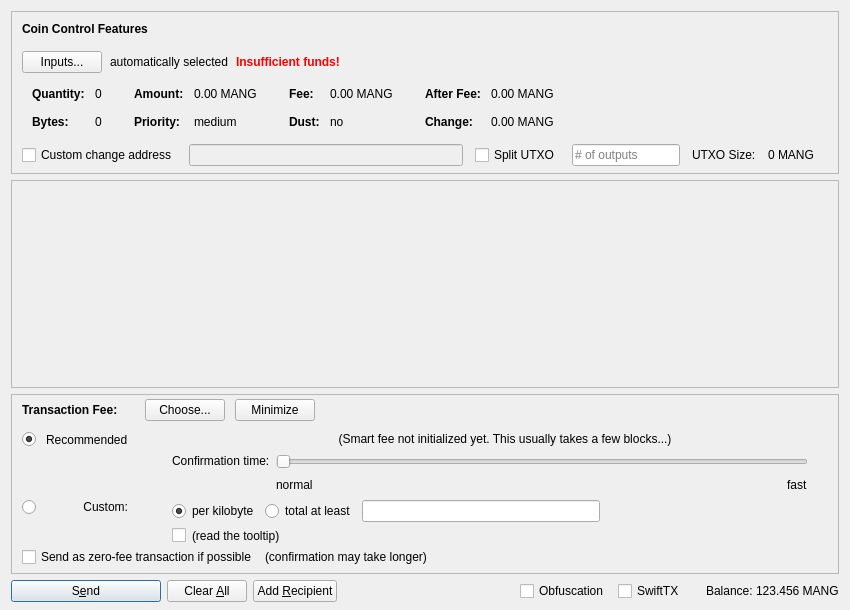
First picture: the form in src/qt/forms/sendcoinsdialog.ui, repository ZsuDev/Mangaka-Core, before the edit.
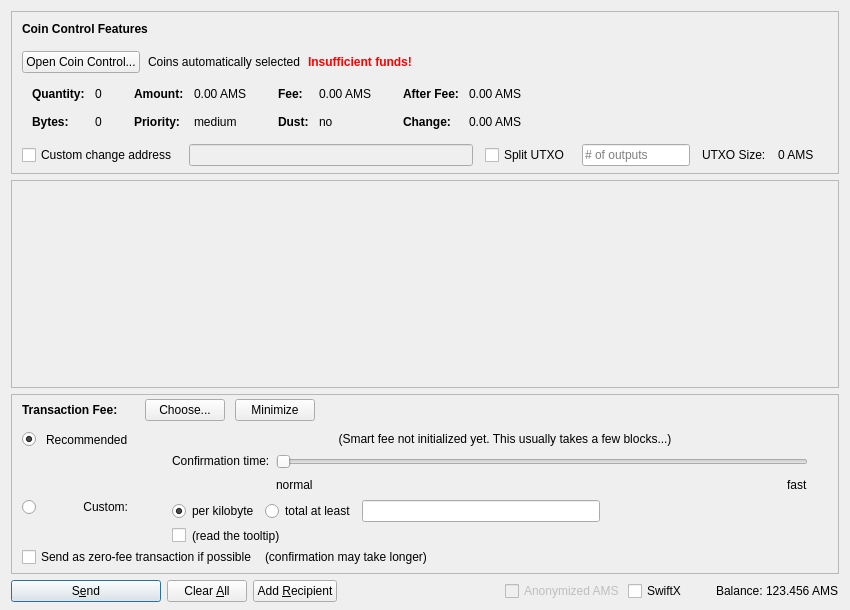
Second picture: the form after the edit. Icons and pictures are not drawn. Custom widgets are drawn as their Qt base class.

Diff of the .ui file:
```diff
--- a/src/qt/forms/sendcoinsdialog.ui
+++ b/src/qt/forms/sendcoinsdialog.ui
@@ -107,7 +107,7 @@
              <string notr="true"/>
             </property>
             <property name="text">
-             <string>Inputs...</string>
+             <string>Open Coin Control...</string>
             </property>
             <property name="autoDefault">
              <bool>false</bool>
@@ -117,7 +117,7 @@
           <item>
            <widget class="QLabel" name="labelCoinControlAutomaticallySelected">
             <property name="text">
-             <string>automatically selected</string>
+             <string>Coins automatically selected</string>
             </property>
             <property name="margin">
              <number>5</number>
@@ -324,7 +324,7 @@
                   <enum>Qt::ActionsContextMenu</enum>
                  </property>
                  <property name="text">
-                  <string notr="true">0.00 MANG</string>
+                  <string notr="true">0.00 AMS</string>
                  </property>
                  <property name="textInteractionFlags">
                   <set>Qt::LinksAccessibleByMouse|Qt::TextSelectableByKeyboard|Qt::TextSelectableByMouse</set>
@@ -404,7 +404,7 @@
                   <enum>Qt::ActionsContextMenu</enum>
                  </property>
                  <property name="text">
-                  <string notr="true">0.00 MANG</string>
+                  <string notr="true">0.00 AMS</string>
                  </property>
                  <property name="textInteractionFlags">
                   <set>Qt::LinksAccessibleByMouse|Qt::TextSelectableByKeyboard|Qt::TextSelectableByMouse</set>
@@ -484,7 +484,7 @@
                   <enum>Qt::ActionsContextMenu</enum>
                  </property>
                  <property name="text">
-                  <string notr="true">0.00 MANG</string>
+                  <string notr="true">0.00 AMS</string>
                  </property>
                  <property name="textInteractionFlags">
                   <set>Qt::LinksAccessibleByMouse|Qt::TextSelectableByKeyboard|Qt::TextSelectableByMouse</set>
@@ -513,7 +513,7 @@
                   <enum>Qt::ActionsContextMenu</enum>
                  </property>
                  <property name="text">
-                  <string notr="true">0.00 MANG</string>
+                  <string notr="true">0.00 AMS</string>
                  </property>
                  <property name="textInteractionFlags">
                   <set>Qt::LinksAccessibleByMouse|Qt::TextSelectableByKeyboard|Qt::TextSelectableByMouse</set>
@@ -594,7 +594,7 @@
           <item>
            <widget class="QLabel" name="labelBlockSize">
             <property name="text">
-             <string>0 MANG</string>
+             <string>0 AMS</string>
             </property>
            </widget>
           </item>
@@ -1385,19 +1385,13 @@
         <number>3</number>
        </property>
        <item>
-        <widget class="QCheckBox" name="checkUseObfuscation">
-         <property name="minimumSize">
-          <size>
-           <width>95</width>
-           <height>0</height>
-          </size>
-         </property>
-         <property name="text">
-          <string>Obfuscation</string>
-         </property>
-         <property name="checked">
+        <widget class="QCheckBox" name="checkzAMS">
+         <property name="enabled">
           <bool>false</bool>
          </property>
+         <property name="text">
+          <string>Anonymized AMS</string>
+         </property>
         </widget>
        </item>
        <item>
@@ -1412,7 +1406,7 @@
           </size>
          </property>
          <property name="text">
-          <string>SwiftTX</string>
+          <string>SwiftX</string>
          </property>
         </widget>
        </item>
@@ -1435,7 +1429,7 @@
           <cursorShape>IBeamCursor</cursorShape>
          </property>
          <property name="text">
-          <string notr="true">123.456 MANG</string>
+          <string notr="true">123.456 AMS</string>
          </property>
          <property name="textInteractionFlags">
           <set>Qt::LinksAccessibleByMouse|Qt::TextSelectableByKeyboard|Qt::TextSelectableByMouse</set>
```
Left out of the diff: 6 changed lines with no effect on the pictures.
